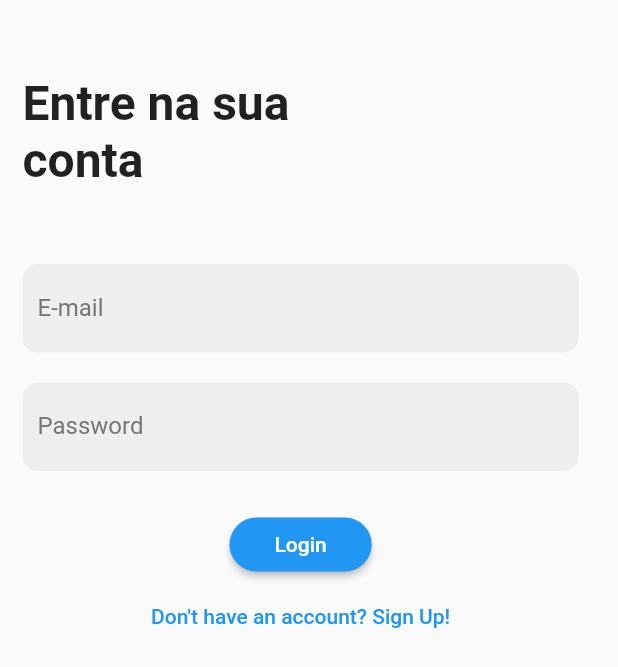
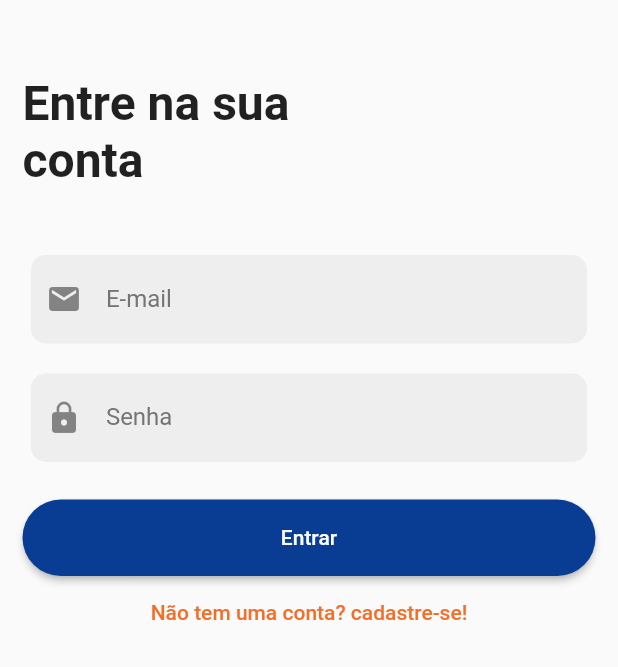
Before and after one commit to cadumeneses/app-manager-project, a Flutter app: the screen it shows after launch, on a phone screen of 412 x 824 dp. Shown: the top 667 px of the screen. Run offline on Flutter 3.47's test engine with Material 2 defaults, Android fonts, the phone set to English and light mode, and no system bars; our stand-ins replace dio, get_it, google_nav_bar, mobx, shared_preferences; generated files the repository leaves out were written again.

Commit message:
fix error to overflow

```diff
--- a/lib/components/auth_form.dart
+++ b/lib/components/auth_form.dart
@@ -1,3 +1,4 @@
+import 'package:app_manager_project/utils/custom_color.dart';
 import 'package:flutter/material.dart';
 import 'package:provider/provider.dart';
 
@@ -131,8 +132,7 @@ class _AuthFormState extends State<AuthForm>
 
   @override
   Widget build(BuildContext context) {
-    return SingleChildScrollView(
-      child: AnimatedContainer(
+    return AnimatedContainer(
       duration: const Duration(milliseconds: 300),
       curve: Curves.easeIn,
       height: _isLogin() ? 310 : 400,
@@ -148,6 +148,7 @@ class _AuthFormState extends State<AuthForm>
                   borderRadius: BorderRadius.circular(10)),
               child: TextFormField(
                 decoration: InputDecoration(
+                  icon: const Icon(Icons.email),
                   labelText: 'E-mail',
                   labelStyle: TextStyle(color: Colors.grey.shade600),
                   focusedBorder: InputBorder.none,
@@ -160,7 +161,7 @@ class _AuthFormState extends State<AuthForm>
                 validator: (_email) {
                   final email = _email ?? '';
                   if (email.trim().isEmpty || !email.contains('@')) {
-                      return 'Enter a valid e-mail';
+                    return 'Insira um e-mail válido!';
                   }
                   return null;
                 },
@@ -175,7 +176,8 @@ class _AuthFormState extends State<AuthForm>
                   borderRadius: BorderRadius.circular(10)),
               child: TextFormField(
                 decoration: InputDecoration(
-                    labelText: 'Password',
+                  icon: const Icon(Icons.lock),
+                  labelText: 'Senha',
                   labelStyle: TextStyle(color: Colors.grey.shade600),
                   focusedBorder: InputBorder.none,
                   border: InputBorder.none,
@@ -189,7 +191,7 @@ class _AuthFormState extends State<AuthForm>
                 validator: (_password) {
                   final password = _password ?? '';
                   if (password.trim().isEmpty || password.length < 5) {
-                      return 'Enter a valid password';
+                    return 'Insira uma senha válida!';
                   }
                   return null;
                 },
@@ -197,11 +199,12 @@ class _AuthFormState extends State<AuthForm>
             ),
             const SizedBox(height: 20),
             AnimatedContainer(
+              padding: _isLogin() ? const EdgeInsets.all(0) : const EdgeInsets.only(bottom: 15),
               constraints: BoxConstraints(
                 minHeight: _isLogin() ? 0 : 60,
                 maxHeight: _isLogin() ? 0 : 120,
               ),
-                duration: const Duration(milliseconds: 300),
+              duration: const Duration(milliseconds: 400),
               curve: Curves.linear,
               child: SlideTransition(
                 position: _slideAnimation!,
@@ -215,7 +218,8 @@ class _AuthFormState extends State<AuthForm>
                         borderRadius: BorderRadius.circular(10)),
                     child: TextFormField(
                       decoration: InputDecoration(
-                          labelText: 'Confirm Password',
+                        icon: const Icon(Icons.lock),
+                        labelText: 'Confirme sua senha',
                         labelStyle: TextStyle(color: Colors.grey.shade600),
                         focusedBorder: InputBorder.none,
                         border: InputBorder.none,
@@ -245,6 +249,7 @@ class _AuthFormState extends State<AuthForm>
               ElevatedButton(
                 onPressed: _submit,
                 style: ElevatedButton.styleFrom(
+                  backgroundColor: CustomColor.primaryColor,
                   shape: RoundedRectangleBorder(
                     borderRadius: BorderRadius.circular(30),
                   ),
@@ -253,18 +258,28 @@ class _AuthFormState extends State<AuthForm>
                     horizontal: 30,
                   ),
                 ),
+                child: SizedBox(
+                  height: 35,
+                  width: MediaQuery.of(context).size.width * 0.9,
+                  child: Center(
                     child: Text(
-                    _authMode == AuthMode.login ? 'Login' : 'Sign Up',
+                      _authMode == AuthMode.login ? 'Entrar' : 'Cadastre-se',
+                    ),
+                  ),
                 ),
               ),
             TextButton(
               onPressed: _switchAuthMode,
-                child: Text(_isLogin()
-                    ? "Don't have an account? Sign Up!"
-                    : 'Already have an account?'),
+              child: Text(
+                _isLogin()
+                    ? "Não tem uma conta? cadastre-se!"
+                    : 'Já tem uma conta? Entrar',
+                    style: const TextStyle(
+                      color: CustomColor.secondaryColor,
+                    ),
+              ),
             ),
           ],
-          ),
         ),
       ),
     );
--- a/lib/pages/auth_page.dart
+++ b/lib/pages/auth_page.dart
@@ -8,14 +8,15 @@ class AuthPage extends StatelessWidget {
   Widget build(BuildContext context) {
     return SafeArea(
       child: Scaffold(
-        body: Padding(
+        body: SingleChildScrollView(
+          child: Padding(
             padding: const EdgeInsets.symmetric(vertical: 50, horizontal: 15),
             child: Column(
               mainAxisAlignment: MainAxisAlignment.start,
               crossAxisAlignment:CrossAxisAlignment.start,
               children: [
-            Container(
-              padding: const EdgeInsets.only(bottom: 50),
+              SizedBox(
+                height: 120,
                 width: MediaQuery.of(context).size.width * 0.6,
                 child: const Text(
                   'Entre na sua conta',
@@ -26,6 +27,7 @@ class AuthPage extends StatelessWidget {
             ]),
           ),
         ),
+      ),
     );
   }
 }
```
Lines whose indentation alone changed are shown as unchanged.
